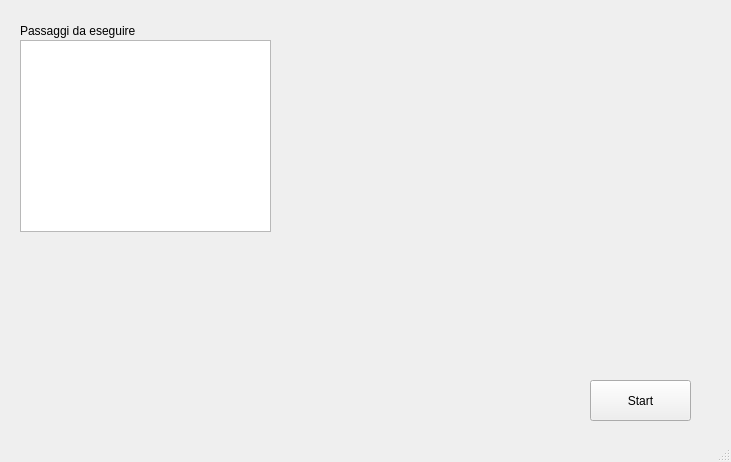
Old version of the form src/MCcheatdetection.ui in the repository alessandrobasi/minecraft-cheat-detection.
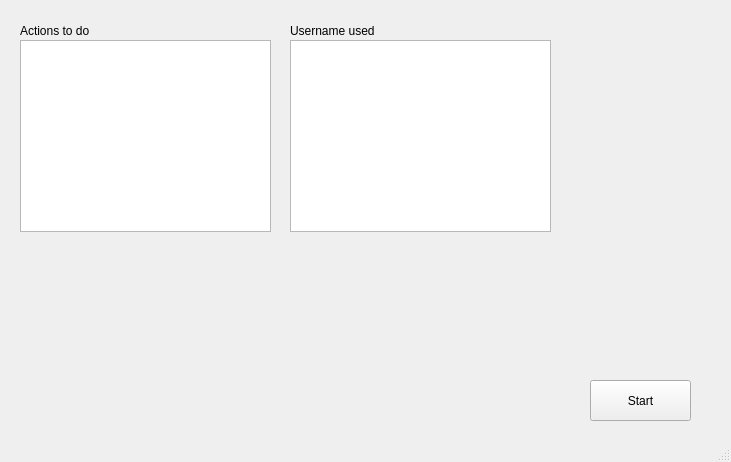
New version of the form.

The edit to the form file:
```diff
--- a/src/MCcheatdetection.ui
+++ b/src/MCcheatdetection.ui
@@ -64,7 +64,7 @@
      </rect>
     </property>
     <property name="text">
-     <string>Passaggi da eseguire</string>
+     <string>Actions to do</string>
     </property>
    </widget>
    <widget class="QPushButton" name="iniziaControllo">
@@ -80,6 +80,29 @@
      <string>Start</string>
     </property>
    </widget>
+   <widget class="QListWidget" name="usernameUsed">
+    <property name="geometry">
+     <rect>
+      <x>290</x>
+      <y>40</y>
+      <width>261</width>
+      <height>192</height>
+     </rect>
+    </property>
+   </widget>
+   <widget class="QLabel" name="label_2">
+    <property name="geometry">
+     <rect>
+      <x>290</x>
+      <y>20</y>
+      <width>261</width>
+      <height>21</height>
+     </rect>
+    </property>
+    <property name="text">
+     <string>Username used</string>
+    </property>
+   </widget>
   </widget>
   <widget class="QStatusBar" name="statusBar"/>
  </widget>
```
Left out of the diff: 6 changed lines with no effect on the pictures.
